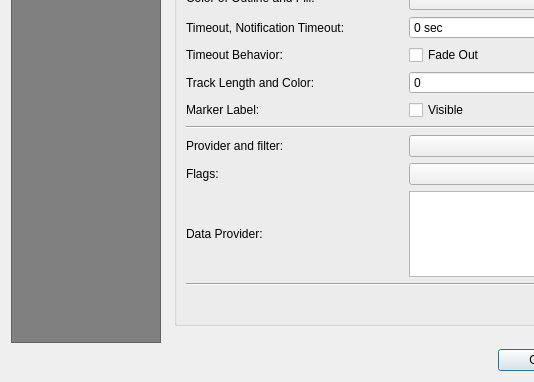
This is ui/posiview_properties_base.ui in jrenken/qgis-PosiView as Qt 5 draws it before an edit; both pictures show x 0 to 534 and y 468 to 850 of the 847 by 850 pixel window. The edited form follows.
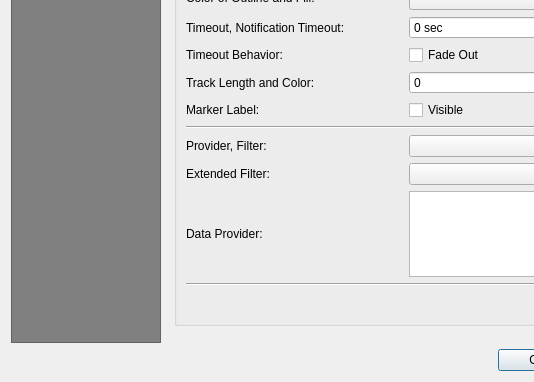
This is the edited form. The open tabs and pages were chosen to show the change. Icons and pictures are not drawn. Custom widgets are drawn as their Qt base class.

Commit message: change texts and translations of properties dialog

```diff
--- a/ui/posiview_properties_base.ui
+++ b/ui/posiview_properties_base.ui
@@ -927,7 +927,7 @@
                   <item row="13" column="0">
                    <widget class="QLabel" name="label_14">
                     <property name="text">
-                     <string>Provider and filter:</string>
+                     <string>Provider, Filter:</string>
                     </property>
                    </widget>
                   </item>
@@ -1330,7 +1330,7 @@
                   <item row="14" column="0">
                    <widget class="QLabel" name="label_26">
                     <property name="text">
-                     <string>Flags:</string>
+                     <string>Extended Filter:</string>
                     </property>
                    </widget>
                   </item>
```
Left out of the diff: 19 changed lines with no effect on the pictures. The commit also changes 3 other files.
